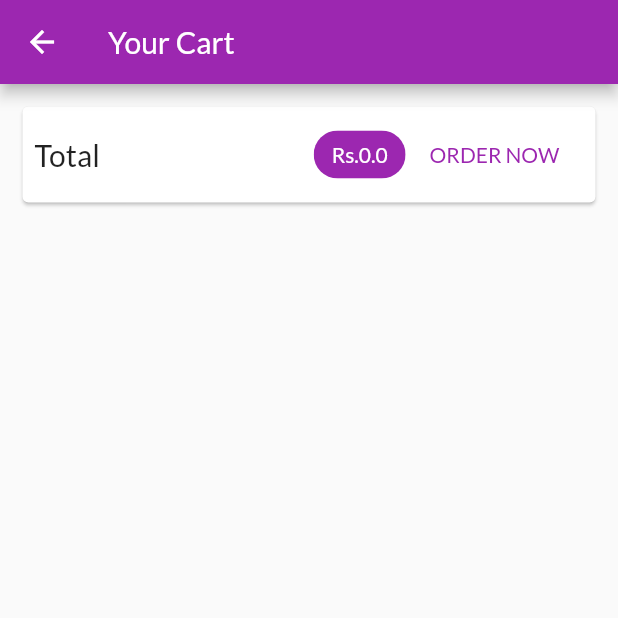
After one commit to pavankalyan0424/udemy_shops, a Flutter app: the CartScreen screen opened by its route, on a phone screen of 412 x 824 dp, the top half of it. The commit adds this screen. Run offline on Flutter 3.47's test engine with Material 2 defaults, Android fonts, the phone set to English and light mode, and no system bars; network calls fail.

Commit message:
orders page added

```diff
--- a/lib/main.dart
+++ b/lib/main.dart
@@ -1,6 +1,7 @@
 import 'package:flutter/material.dart';
 import 'package:provider/provider.dart';
 
+import './pages/cartScreen.dart';
 import './pages/product_detail.dart';
 import './pages/products_overview.dart';
 import './providers/cart.dart';
@@ -33,6 +34,7 @@ class MyApp extends StatelessWidget {
         ),
         routes: {
           ProductDetail.routeName: (ctx) => ProductDetail(),
+          CartScreen.routeName: (ctx) => CartScreen(),
         },
         home: ProductOverViewPage(),
       ),
--- /dev/null
+++ b/lib/pages/cartScreen.dart
@@ -0,0 +1,75 @@
+import 'package:flutter/material.dart';
+import 'package:provider/provider.dart';
+
+import '../providers/cart.dart' show Cart;
+import '../widgets/cart_item.dart' as ci;
+
+class CartScreen extends StatelessWidget {
+  static const routeName = '/cart';
+
+  @override
+  Widget build(BuildContext context) {
+    final cart = Provider.of<Cart>(context);
+    return Scaffold(
+      appBar: AppBar(
+        title: Text(
+          'Your Cart',
+        ),
+      ),
+      body: Column(
+        children: [
+          Card(
+            margin: const EdgeInsets.all(15),
+            child: Padding(
+              padding: const EdgeInsets.all(8.0),
+              child: Row(
+                mainAxisAlignment: MainAxisAlignment.spaceBetween,
+                children: [
+                  Text(
+                    'Total',
+                    style: TextStyle(
+                      fontSize: 20,
+                    ),
+                  ),
+                  Spacer(),
+                  Chip(
+                    label: Text(
+                      'Rs.${cart.totalAmount}',
+                      style: TextStyle(
+                        color: Colors.white,
+                      ),
+                    ),
+                    backgroundColor: Theme.of(context).primaryColor,
+                  ),
+                  FlatButton(
+                    onPressed: () {},
+                    child: Text(
+                      'Order Now'.toUpperCase(),
+                      style: TextStyle(
+                        color: Theme.of(context).primaryColor,
+                      ),
+                    ),
+                  ),
+                ],
+              ),
+            ),
+          ),
+          const SizedBox(
+            height: 10,
+          ),
+          Expanded(
+            child: ListView.builder(
+              itemBuilder: (context, index) => ci.CartItem(
+                  cart.items.values.toList()[index].id,
+                  cart.items.keys.toList()[index],
+                  cart.items.values.toList()[index].price,
+                  cart.items.values.toList()[index].quantity,
+                  cart.items.values.toList()[index].title),
+              itemCount: cart.itemsCount,
+            ),
+          )
+        ],
+      ),
+    );
+  }
+}
--- a/lib/pages/products_overview.dart
+++ b/lib/pages/products_overview.dart
@@ -1,5 +1,6 @@
 import 'package:flutter/material.dart';
 import 'package:provider/provider.dart';
+import 'package:udemy_shops/pages/cartScreen.dart';
 import 'package:udemy_shops/providers/cart.dart';
 
 import '../widgets/badge.dart';
@@ -53,7 +54,9 @@ class _ProductOverViewPageState extends State<ProductOverViewPage> {
               icon: Icon(
                 Icons.shopping_cart,
               ),
-              onPressed: () {},
+              onPressed: () {
+                Navigator.of(context).pushNamed(CartScreen.routeName);
+              },
             ),
             builder: (context, cart, child) => Badge(
               value: cart.itemsCount.toString(),
--- a/lib/providers/cart.dart
+++ b/lib/providers/cart.dart
@@ -25,24 +25,37 @@ class Cart with ChangeNotifier {
     if (_items.containsKey(productId)) {
       _items.update(
           productId,
-          (existingCartItem) => CartItem(
-              quantity: existingCartItem.quantity + 1,
-              price: existingCartItem.price,
-              id: existingCartItem.id,
-              title: existingCartItem.title));
+              (existingCartItem) =>
+              CartItem(
+                  quantity: existingCartItem.quantity + 1,
+                  price: existingCartItem.price,
+                  id: existingCartItem.id,
+                  title: existingCartItem.title));
     } else {
       _items.putIfAbsent(
-          productId,
-          () => CartItem(
+        productId,
+            () =>
+            CartItem(
               title: title,
               id: DateTime.now().toString(),
               price: price,
-              quantity: 1));
+              quantity: 1,),);
     }
     notifyListeners();
   }
-
+  void removeItem(String id){
+    _items.remove(id);
+    notifyListeners();
+  }
   int get itemsCount {
     return _items.length;
   }
+
+  double get totalAmount {
+    double total = 0.0;
+    _items.forEach((key, value) {
+      total += value.price * value.quantity;
+    });
+    return total;
+  }
 }
--- a/lib/widgets/product_item.dart
+++ b/lib/widgets/product_item.dart
@@ -2,13 +2,13 @@ import 'package:flutter/material.dart';
 import 'package:provider/provider.dart';
 
 import '../pages/product_detail.dart';
+import '../providers/cart.dart';
 import '../providers/product.dart';
-import '../providers/cart.dart';
 
 class ProductItem extends StatelessWidget {
   @override
   Widget build(BuildContext context) {
-    final Product product = Provider.of(context, listen: false);
+    final Product product = Provider.of<Product>(context, listen: false);
     final Cart cart = Provider.of<Cart>(context, listen: false);
     return ClipRRect(
       borderRadius: BorderRadius.circular(15),
@@ -43,7 +43,7 @@ class ProductItem extends StatelessWidget {
                 color: Theme.of(context).accentColor,
               ),
               onPressed: () {
-                 cart.addItem(product.id, product.price, product.title);
+                cart.addItem(product.id, product.price, product.title);
               },
             ),
             title: Text(
```
Also changed, not shown: lib/widgets/cart_item.dart (added, +64 -0 lines).
